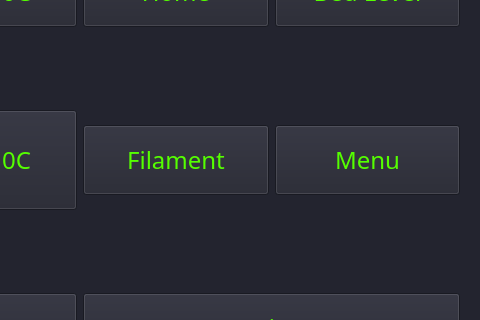
Old version of the form form.ui in the repository cpyarger/inker; both pictures show x 320 to 800 and y 140 to 460 of the 800 by 600 pixel window.
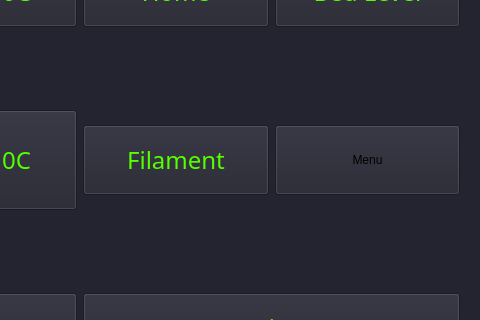
New version of the form. Icons and pictures are not drawn.

Diff of the .ui file:
```diff
--- a/form.ui
+++ b/form.ui
@@ -552,7 +552,10 @@
           </size>
          </property>
          <property name="autoFillBackground">
-          <bool>true</bool>
+          <bool>false</bool>
+         </property>
+         <property name="styleSheet">
+          <string notr="true">background-color: rgb(35, 36, 47);</string>
          </property>
          <property name="text">
           <string>Menu</string>
```
Left out of the diff: 22 changed lines with no effect on the pictures.
